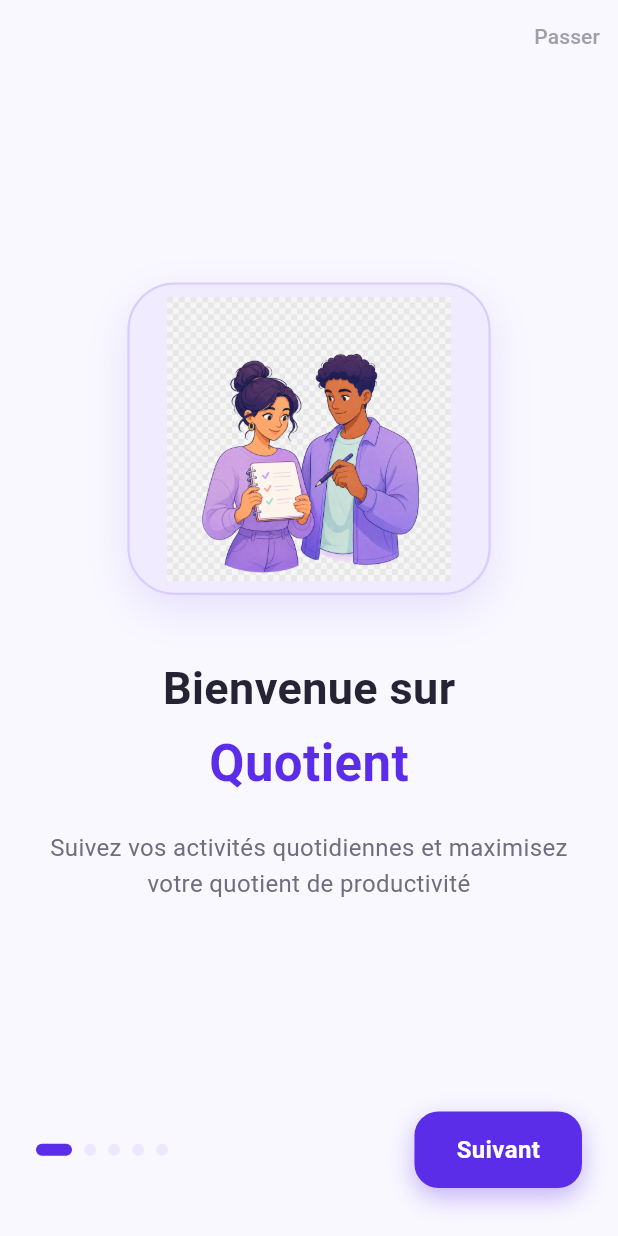
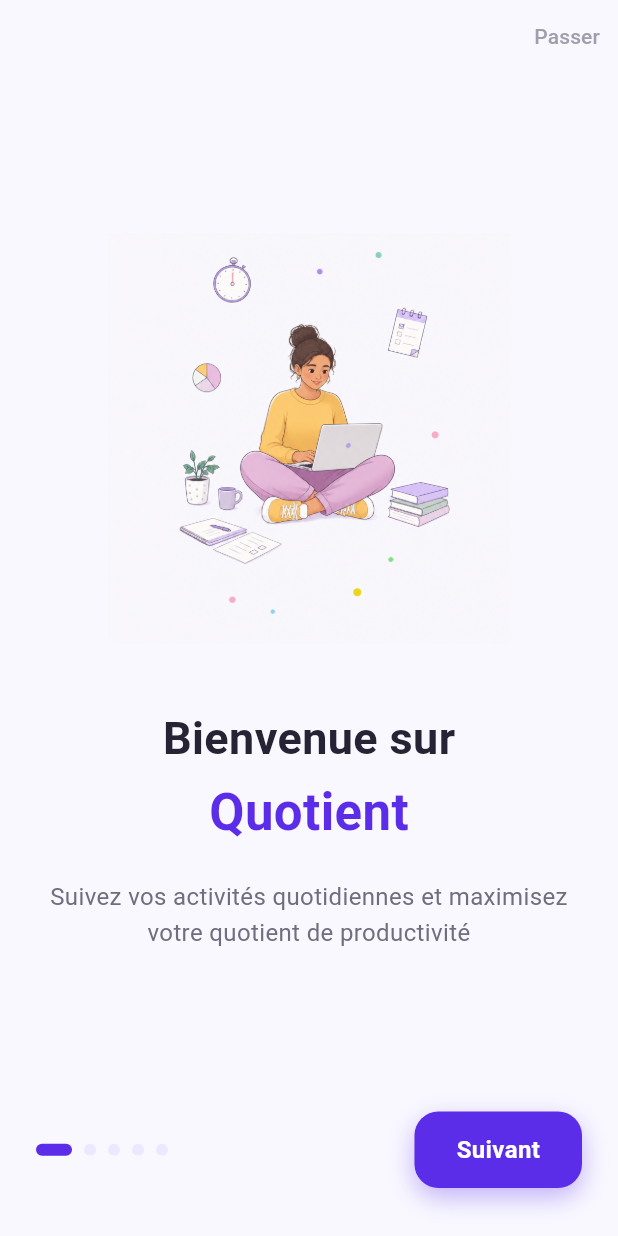
Before and after one commit to stonecamara/quotient-tracker, a Flutter app: the screen it shows after launch, on a phone screen of 412 x 824 dp. Run offline on Flutter 3.47's test engine with Material 3 defaults, Android fonts, the phone set to English and light mode, and no system bars; our stand-ins replace flutter_local_notifications, hive_flutter, timezone; accounts and stored records are empty.

Commit message:
fix: integrate onboarding illustration without frame

```diff
--- a/lib/screens/onboarding_screen.dart
+++ b/lib/screens/onboarding_screen.dart
@@ -258,7 +258,7 @@ class _OnboardingScreenState extends State<OnboardingScreen>
           child: Column(
             mainAxisAlignment: MainAxisAlignment.center,
             children: [
-              // Illustration d’usage de l’application
+              // Illustration intégrée directement dans le fond Figma
               ScaleTransition(
                 scale: _logoScale,
                 child: AnimatedBuilder(
@@ -266,29 +266,11 @@ class _OnboardingScreenState extends State<OnboardingScreen>
                   builder: (context, _) {
                     return Transform.scale(
                       scale: _breathingScale.value,
-                      child: Container(
-                        width: 244,
-                        height: 210,
-                        padding: const EdgeInsets.all(8),
-                        decoration: BoxDecoration(
-                          color: AppColors.purpleSoft,
-                          borderRadius: BorderRadius.circular(32),
-                          border: Border.all(
-                            color: AppColors.purple.withValues(alpha: 0.16),
-                            width: 1.5,
-                          ),
-                          boxShadow: [
-                            BoxShadow(
-                              color: AppColors.purple.withValues(alpha: 0.12),
-                              blurRadius: 24,
-                              offset: const Offset(0, 10),
-                            ),
-                          ],
-                        ),
-                        child: Image.asset(
-                          'assets/onboarding_illustration.png',
-                          fit: BoxFit.contain,
-                        ),
+                      child: Image.asset(
+                        'assets/onboarding_illustration.png',
+                        width: 270,
+                        height: 276,
+                        fit: BoxFit.cover,
                       ),
                     );
                   },
```
Also changed, not shown: assets/onboarding_illustration.png.
